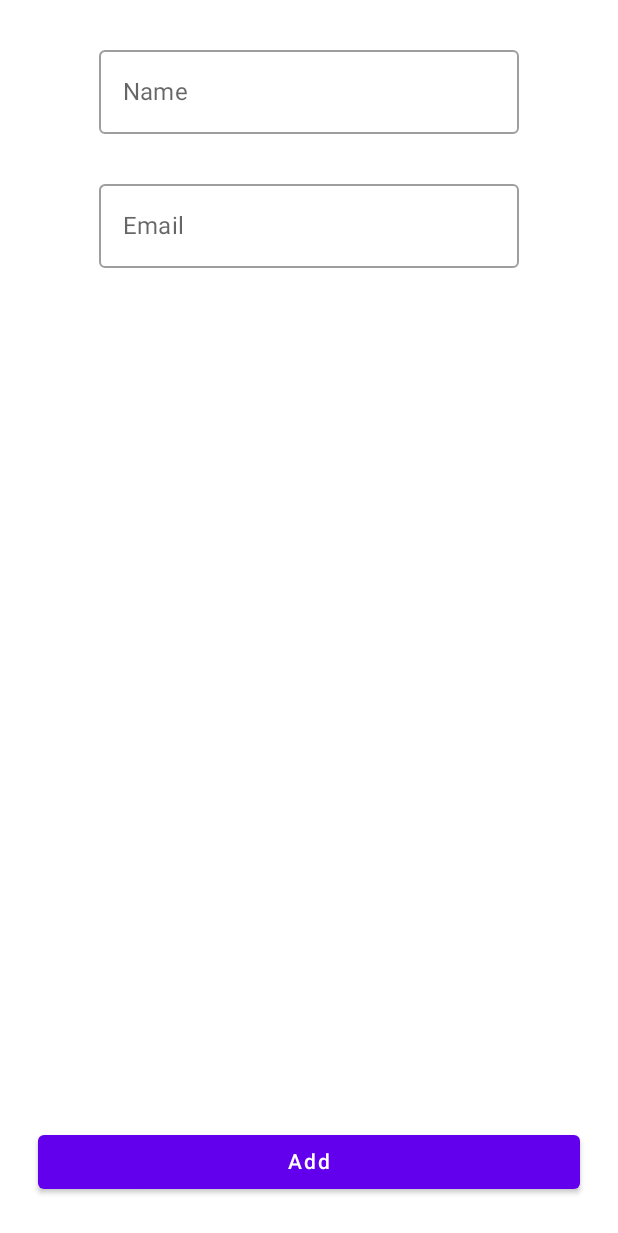
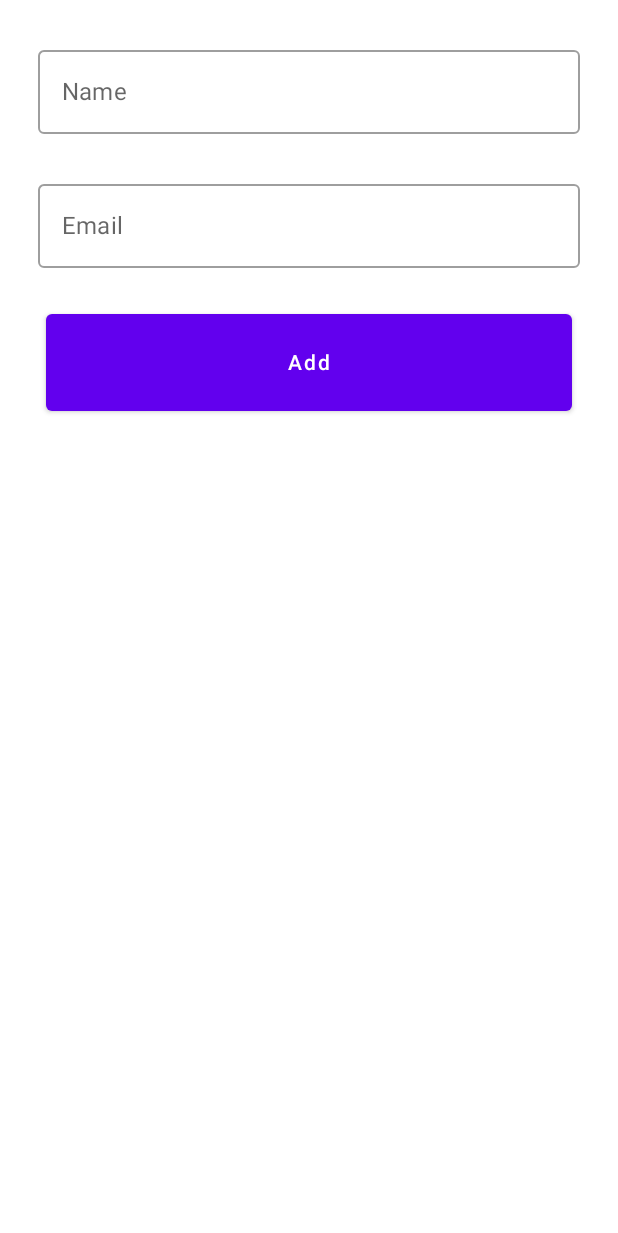
Before and after one commit to elliptic1/Email-Directory, an Android app built with Jetpack Compose: the @Preview function AddScreenComposablePreview, on a phone screen of 412 x 824 dp. Shown: the top 1233 px of the screen. Run offline under Robolectric (Android 15) with nearby library versions, the phone set to English and light mode, and no system bars; our stand-ins replace Dagger/Hilt's generated code, Room's generated code; 5 statements that could not run were skipped.

Commit message:
Make it look a little nicer

```diff
--- a/ui/src/main/java/com/tbse/ui/add_screen/AddEmailScreen.kt
+++ b/ui/src/main/java/com/tbse/ui/add_screen/AddEmailScreen.kt
@@ -47,16 +47,19 @@ fun AddEmailScreen(
 
     Box(
         modifier = modifier
+            .padding(25.dp)
             .fillMaxSize()
     ) {
 
         Column(
             modifier = Modifier
+                .fillMaxWidth()
                 .align(Alignment.TopCenter)
-                .padding(top = 25.dp)
         ) {
 
             OutlinedTextField(
+                modifier = modifier
+                    .fillMaxWidth(),
                 value = nameTextState.value,
                 label = {
                     Text(
@@ -74,6 +77,8 @@ fun AddEmailScreen(
                     .height(25.dp)
             )
             OutlinedTextField(
+                modifier = modifier
+                    .fillMaxWidth(),
                 value = emailTextState.value,
                 label = {
                     Text(
@@ -86,13 +91,17 @@ fun AddEmailScreen(
                     emailTextState.value = it
                 },
             )
-        }
+
+            Spacer(
+                modifier = Modifier
+                    .height(25.dp)
+            )
 
             Button(
                 modifier = Modifier
                     .fillMaxWidth()
-                .padding(25.dp)
-                .align(Alignment.BottomCenter),
+                    .height(75.dp)
+                    .padding(5.dp),
                 onClick = {
                     viewModel.addEmail(
                         name = nameTextState.value,
@@ -101,6 +110,7 @@ fun AddEmailScreen(
                 },
             ) {
                 Text(text = stringResource(id = R.string.add_screen_add_button))
+            }
         }
 
     }
```
Lines whose indentation alone changed are shown as unchanged.
